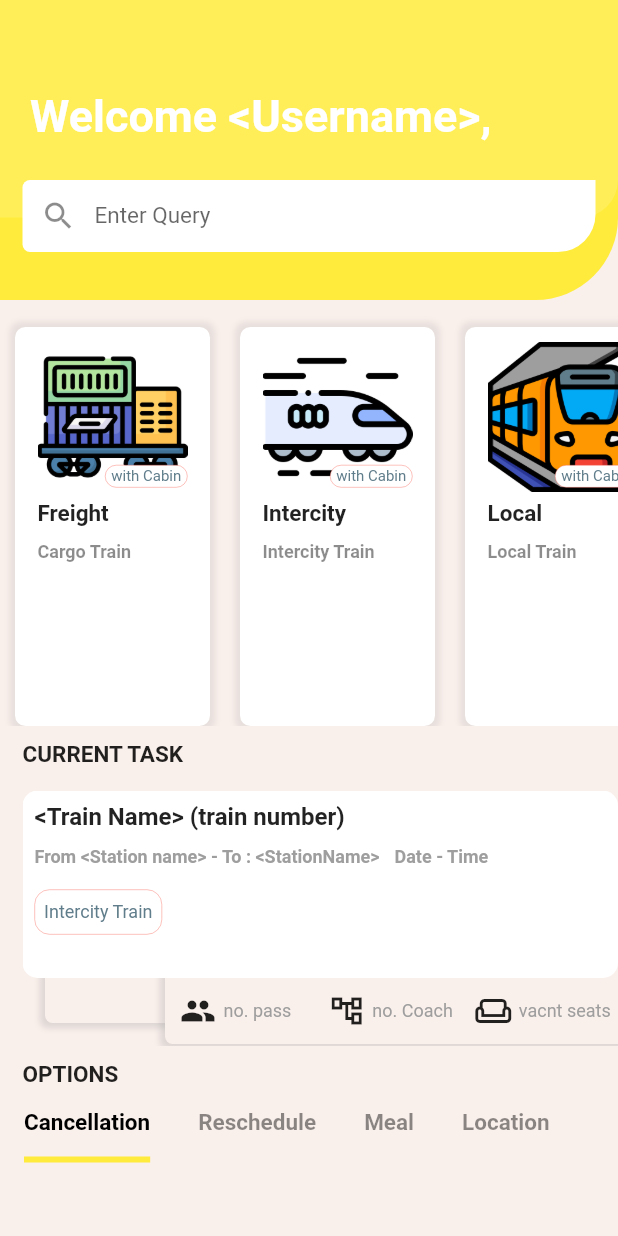
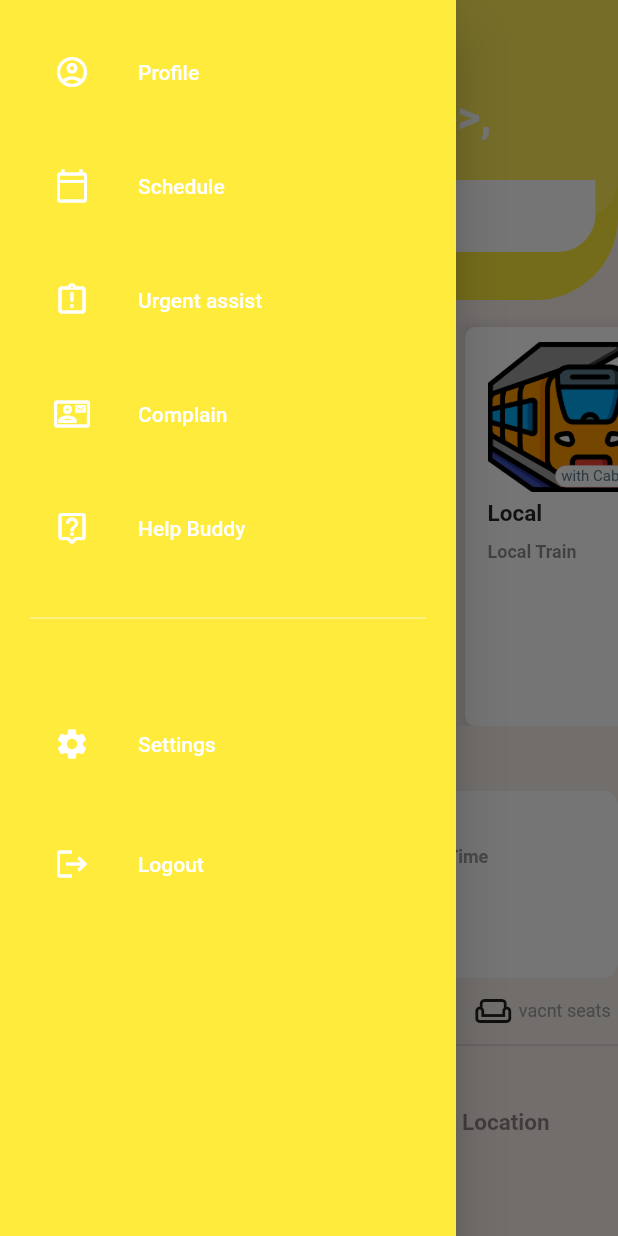
Before and after one commit to sadikRizvi31/tte_buddy, a Flutter app: the HomePage screen opened by its route, with the side drawer open (before the commit the screen has no drawer), on a phone screen of 412 x 824 dp. Run offline on Flutter 3.47's test engine with Material 2 defaults, Android fonts, the phone set to English and light mode, and no system bars; our stand-ins replace lottie.

Commit message:
TTE Buddy SideBar Menu With MyProfile Page Linked and Logout Page Linked.

```diff
--- a/lib/HomePage.dart
+++ b/lib/HomePage.dart
@@ -1,6 +1,8 @@
 import 'package:flutter/cupertino.dart';
 import 'package:flutter/material.dart';
 import 'package:tte_buddy/TrainOptions.dart';
+
+import 'SideBar.dart';
 class HomePage extends StatefulWidget {
   @override
   _HomePageState createState() => _HomePageState();
@@ -9,6 +11,7 @@
 class _HomePageState extends State<HomePage> with TickerProviderStateMixin {
 
   TabController tabController,scrollTabController;
+  GlobalKey<ScaffoldState> _scafoldKey = GlobalKey<ScaffoldState>();
   @override
   void initState() {
     super.initState();
@@ -19,7 +22,9 @@
   @override
   Widget build(BuildContext context) {
     return Scaffold(
+      drawer: SideBar(),
       backgroundColor: Color(0xFFF9EFEB),
+      key: _scafoldKey,
       body: ListView(
         children: [
           Stack(
@@ -37,6 +42,9 @@
                     borderRadius: BorderRadius.only(bottomRight: Radius.circular(25.0)),
                     color: Colors.yellow[400],
                   ),
+              ),
+              IconButton(icon: Icon(Icons.menu,color: Colors.black),
+                  onPressed: () => _scafoldKey.currentState.openDrawer(),
               ),
               Padding(
                   padding: EdgeInsets.only(top: 60.0,left: 20.0),
--- a/lib/SideBar.dart
+++ b/lib/SideBar.dart
@@ -1,61 +1,105 @@
 import 'dart:async';
 
 import 'package:flutter/material.dart';
+import 'package:tte_buddy/ProfilePage.dart';
+
+import 'main.dart';
 class SideBar extends StatefulWidget {
   @override
     _SideBarState createState() => _SideBarState();
 }
-class _SideBarState extends State<SideBar> with SingleTickerProviderStateMixin {
-  AnimationController _animationController;
-  final bool isSidebarOpened = false;
-  StreamController<bool> isSideBarOpenedStreamController;
-  StreamSink<bool> isSideBarOpenedSink;
-  final _animationDuration = const Duration(milliseconds: 500);
+
+class _SideBarState extends State<SideBar> {
+  final padding = EdgeInsets.symmetric(horizontal: 20);
   @override
-  void initState() {
-    super.initState();
-    _animationController = AnimationController(vsync: this,duration: _animationDuration);
+  Widget build(BuildContext context){
+    return Drawer(
+      child: Material(
+        color: Colors.yellow,
+        child: ListView(
+          padding: padding,
+          children: <Widget>[
+            const SizedBox(height: 20),
+            buildMenuItem(
+              text: 'Profile',
+              icon: Icons.account_circle_outlined,
+              onClicked: () => selectedItem(context, 0),
+            ),
+            const SizedBox(height: 20),
+            buildMenuItem(
+              text: 'Schedule',
+              icon: Icons.calendar_today_outlined,
+              onClicked: () => selectedItem(context, 1),
+            ),
+            const SizedBox(height: 20),
+            buildMenuItem(
+              text: 'Urgent assist',
+              icon: Icons.assignment_late_outlined,
+              onClicked: () => selectedItem(context, 2),
+            ),
+            const SizedBox(height: 20),
+            buildMenuItem(
+              text: 'Complain',
+              icon: Icons.quick_contacts_mail_outlined,
+              onClicked: () => selectedItem(context, 3),
+            ),
+            const SizedBox(height: 20),
+            buildMenuItem(
+              text: 'Help Buddy',
+              icon: Icons.live_help_outlined,
+              onClicked: () => selectedItem(context, 4),
+            ),
+            const SizedBox(height: 24,),
+            Divider(color: Colors.white70,),
+            const SizedBox(height: 24,),
+
+            const SizedBox(height: 24,),
+            buildMenuItem(
+              text: 'Settings',
+              icon: Icons.settings,
+              onClicked: () => selectedItem(context, 5),
+            ),
+            const SizedBox(height: 24,),
+            buildMenuItem(
+              text: 'Logout',
+              icon: Icons.logout,
+              onClicked: () => selectedItem(context, 6),
+            ),
+          ],
+        ),
+      ),
+    );
+  }
+  Widget buildMenuItem({
+    String text,
+    IconData icon,
+    VoidCallback onClicked,
+  }){
+    final color = Colors.white;
+    final hoverColor = Colors.white70;
+
+    return ListTile(
+      leading: Icon(icon,color: color),
+      title: Text(text, style: TextStyle(color: color)),
+      hoverColor: hoverColor,
+      onTap: onClicked,
+    );
   }
 
-  @override
-  void dispose()
-  {
-    _animationController.dispose();
-    super.dispose();
+  void selectedItem(BuildContext context, int index) {
+    switch(index){
+        case 0:
+        Navigator.of(context).push(MaterialPageRoute(
+            builder: (context) => ProfilePage(),
+        ));
+        break;
+
+      case 6:
+        Navigator.of(context).push(MaterialPageRoute(
+          builder: (context) => LoginPage(),
+        ));
+        break;
+
+    }
   }
-
-  @override
-  Widget build(BuildContext context) {
-    final screemWidth = MediaQuery.of(context).size.width;
-    return AnimatedPositioned(
-      duration: _animationDuration,
-      top: 0,
-      bottom: 0,
-      left: isSidebarOpened ? 0 : 0,
-      right: isSidebarOpened ? 0 : screemWidth - 45,
-      child:Row(
-        children: [
-          Expanded(
-            child: Container(
-              color: Colors.blue,
-            ),
-          ),
-          Align(
-            alignment: Alignment(0,-0.9),
-            child:Container(
-              width: 35,
-              height: 110.0,
-              color: Colors.amber,
-              child: AnimatedIcon(
-                progress: _animationController.view,
-                //icon: ,
-              ),
-            ),
-          ),
-        ],
-      ) ,
-    );
-
-  }
-
 }
```
Also changed, not shown: lib/ProfilePage.dart (added, +12 -0 lines), pubspec.lock.
